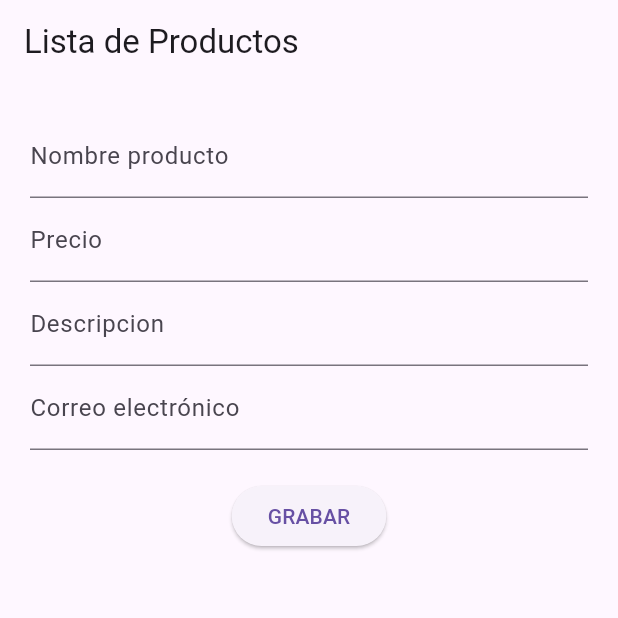
After one commit to Jose-Valdez7/Modulo_4, a Flutter app: the ProductForm screen opened directly, on a phone screen of 412 x 824 dp, the top half of it. The commit adds this screen. Run offline on Flutter 3.47's test engine with Material 3 defaults, Android fonts, the phone set to English and light mode, and no system bars; our stand-ins replace sqflite; accounts and stored records are empty.

Commit message:
reto 17 ejemplo taller y tienda

```diff
--- /dev/null
+++ b/FLUTTER/REPASO/tienda.dart
@@ -0,0 +1,112 @@
+class Tienda {
+  static final String nombre = "SuperMercado Los Andes";
+  static String anuncio = "¡Ofertas increíbles todos los días!";
+  static int _productosVendidos = 0;
+
+  static void cambiarAnuncio(String nuevoAnuncio) {
+    anuncio = nuevoAnuncio;
+  }
+
+  static void aumentarVentas() {
+    _productosVendidos++;
+  }
+
+  static int obtenerVentas() {
+    return _productosVendidos;
+  }
+}
+
+class Producto {
+  String codigo;
+  String descripcion = "";
+  double precio = 0.0;
+  dynamic observacion;
+
+  Producto(this.codigo);
+
+  void registrarVenta(String descripcion, double precio, dynamic observacion) {
+    this.descripcion = descripcion;
+    this.precio = precio;
+    this.observacion = observacion;
+    Tienda.aumentarVentas();
+  }
+
+  String resumen() {
+    return """
+╔═══ RESUMEN DEL PRODUCTO ═══╗
+║ Tienda: ${Tienda.nombre}
+║ Anuncio: ${Tienda.anuncio}
+║ Código: $codigo
+║ Descripción: $descripcion
+║ Precio: \$${precio.toStringAsFixed(2)}
+║ Observación: $observacion (Tipo: ${observacion.runtimeType})
+╚════════════════════════════╝""";
+  }
+}
+
+void mainTienda() {
+  print("═" * 60);
+  print("        🛒 EJEMPLO COMPLETO - INVENTARIO DE TIENDA 🛒");
+  print("═" * 60);
+
+  // 1. Crear dos productos distintos
+  print("\n1️⃣ Creando dos productos con códigos diferentes...");
+  Producto producto1 = Producto("TECH001");
+  Producto producto2 = Producto("HOME002");
+  print("   ✓ Producto 1 creado con código: ${producto1.codigo}");
+  print("   ✓ Producto 2 creado con código: ${producto2.codigo}");
+
+  // 2. Usar registrarVenta para cada uno, con descripciones y observaciones distintas
+  print("\n2️⃣ Registrando ventas con información detallada...");
+
+  // Producto 1: observación tipo String
+  producto1.registrarVenta(
+    "Laptop Gaming ASUS ROG",
+    1299.99,
+    "Incluye mouse y audífonos gratis"
+  );
+  print("   ✓ Venta registrada para ${producto1.codigo}:");
+  print("     - Descripción: ${producto1.descripcion}");
+  print("     - Precio: \$${producto1.precio}");
+  print("     - Observación (String): ${producto1.observacion}");
+
+  // Producto 2: observación tipo numérico
+  producto2.registrarVenta(
+    "Cafetera Automática Deluxe",
+    249.50,
+    2.5 // Años de garantía
+  );
+  print("   ✓ Venta registrada para ${producto2.codigo}:");
+  print("     - Descripción: ${producto2.descripcion}");
+  print("     - Precio: \$${producto2.precio}");
+  print("     - Observación (double): ${producto2.observacion}");
+
+  // 3. Cambiar el anuncio de la tienda
+  print("\n3️⃣ Actualizando anuncio de la tienda...");
+  print("   Anuncio anterior: ${Tienda.anuncio}");
+  Tienda.cambiarAnuncio("¡MEGA LIQUIDACIÓN! Hasta 70% de descuento en toda la tienda");
+  print("   ✓ Anuncio actualizado: ${Tienda.anuncio}");
+
+  // 4. Mostrar el resumen de ambos productos
+  print("\n4️⃣ Mostrando resumen detallado de los productos...");
+  print("\n--- RESUMEN PRODUCTO 1 ---");
+  print(producto1.resumen());
+  print("\n--- RESUMEN PRODUCTO 2 ---");
+  print(producto2.resumen());
+
+  // 5. Mostrar el total de productos vendidos accediendo al método adecuado de la clase Tienda
+  print("\n5️⃣ Consultando estadísticas de la tienda...");
+  print("   📊 Total de productos vendidos: ${Tienda.obtenerVentas()}");
+  print("   🏪 Nombre de la tienda: ${Tienda.nombre}");
+  print("   📢 Anuncio actual: ${Tienda.anuncio}");
+
+  // Estadísticas adicionales
+  double totalVentas = producto1.precio + producto2.precio;
+  print("   💰 Total en ventas: \$${totalVentas.toStringAsFixed(2)}");
+  print("   📈 Promedio por producto: \$${(totalVentas / 2).toStringAsFixed(2)}");
+
+}
+
+void main() {
+  mainTienda();
+}
--- a/FLUTTER/ejemplo_stateful/lib/main.dart
+++ b/FLUTTER/ejemplo_stateful/lib/main.dart
@@ -1,4 +1,3 @@
-import 'package:ejemplo_stateful/pages/counter_page.dart';
 import 'package:ejemplo_stateful/pages/welcome_page.dart';
 import 'package:flutter/material.dart';
 
--- /dev/null
+++ b/FLUTTER/lista_clientes/lib/product.dart
@@ -0,0 +1,25 @@
+class Product {
+  final int id;
+  final String name;
+  final double price;
+  final String description;
+  final String email;
+
+  Product({
+    required this.id,
+    required this.name,
+    required this.price,
+    required this.description,
+    required this.email,
+  });
+
+  Map<String, dynamic> toMap() {
+    return {
+      'id': id,
+      'name': name,
+      'price': price,
+      'description': description,
+      'email': email,
+    };
+  }
+}
--- /dev/null
+++ b/FLUTTER/lista_clientes/lib/product_form.dart
@@ -0,0 +1,72 @@
+import 'package:flutter/material.dart';
+import 'databaseHelper.dart';
+import 'product.dart';
+
+class ProductForm extends StatefulWidget{
+  const ProductForm({super.key});
+
+  @override
+  State<StatefulWidget> createState() {
+    return ProductFormState();
+  }
+}
+
+ class ProductFormState extends State<ProductForm> {
+
+  @override
+  Widget build(BuildContext context) {
+    final nameController = TextEditingController();
+    final priceController = TextEditingController();
+    final descriptionController = TextEditingController();
+    final emailController = TextEditingController();
+
+    return Scaffold(appBar: AppBar(
+      title:const Text("Lista de Productos"),
+      ),
+      body: Padding(
+        padding: const EdgeInsets.all(20),
+        child:Column (
+          children: <Widget>[
+            TextField(
+              controller: nameController,
+              decoration: const InputDecoration(labelText: 'Nombre producto'),
+            ),
+            TextField(
+              controller: priceController,
+              decoration: const InputDecoration(labelText: 'Precio'),
+              keyboardType: TextInputType.number,
+            ),
+            TextField(
+              controller: descriptionController,
+              decoration: const InputDecoration(labelText: 'Descripcion'),
+              keyboardType: TextInputType.text,
+            ),
+            TextField(
+              controller: emailController,
+              decoration: const InputDecoration(labelText: 'Correo electrónico'),
+              keyboardType: TextInputType.emailAddress,
+            ),
+            const SizedBox(height: 20),
+            ElevatedButton(
+              onPressed: (){
+                final product = Product(id: DateTime.now().millisecondsSinceEpoch,
+                name: nameController.text,
+                price: double.parse(priceController.text),
+                description: descriptionController.text,
+                email: emailController.text,
+                );
+                DatabaseHelper().insertProduct(product);
+                print('Producto ingreso en base de datos: ${product.name}');
+                ScaffoldMessenger.of(context).showSnackBar(
+                  const SnackBar(content: Text("Producto anadido!!")),
+                  );
+                  Navigator.pop(context,true);
+              },
+              child: const Text('GRABAR'),
+            ),
+          ],
+        ),
+      ),
+    );
+ }
+}
--- a/FLUTTER/lista_clientes/pubspec.yaml
+++ b/FLUTTER/lista_clientes/pubspec.yaml
@@ -9,11 +9,14 @@ environment:
 dependencies:
   flutter:
     sdk: flutter
+  sqflite: ^2.0.0+4
+  path: ^1.8.3
 
 dev_dependencies:
   flutter_test:
     sdk: flutter
   flutter_lints: ^3.0.0
+  test: ^1.16.0
 
 flutter:
   uses-material-design: true
```
Also changed, not shown: FLUTTER/REPASO/Taller.dart (added, +109 -0 lines), FLUTTER/lista_clientes/lib/databaseHelper.dart (added, +80 -0 lines), FLUTTER/lista_clientes/lib/main.dart (+14 -5 lines), FLUTTER/lista_clientes/lib/product_list.dart (added, +75 -0 lines), FLUTTER/lista_clientes/pubspec.lock, 9 other files.
